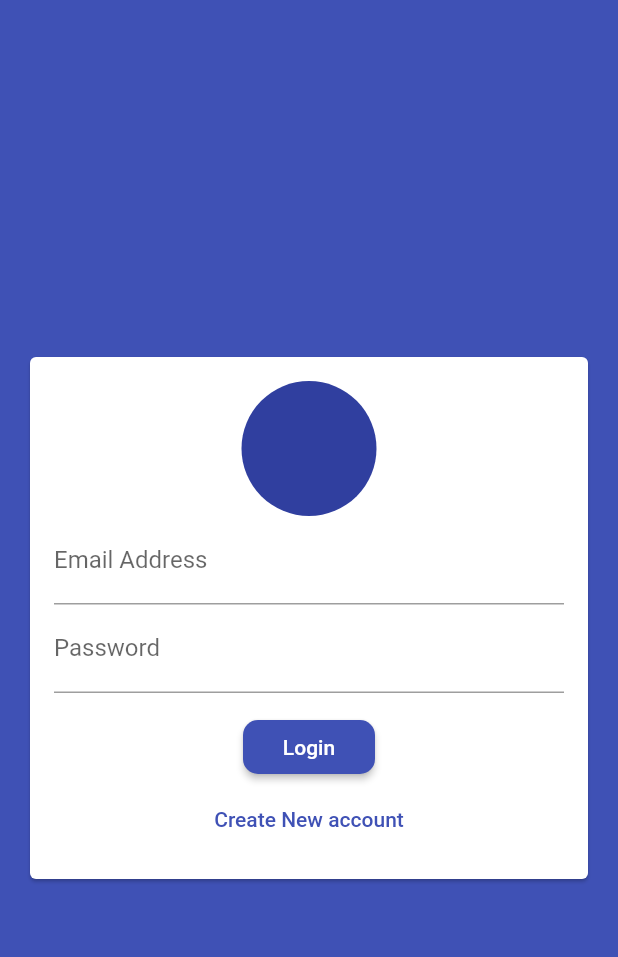
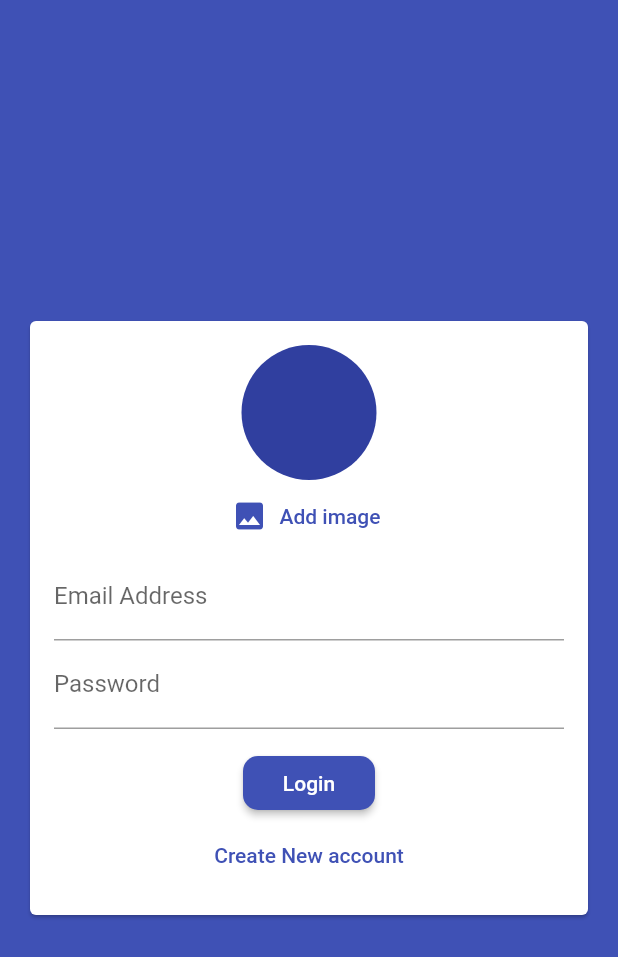
Before and after one commit to DhanushDivakar/chat-app, a Flutter app: the screen it shows after launch, on a phone screen of 412 x 824 dp. Shown: the top 957 px of the screen. Run offline on Flutter 3.47's test engine with Material 2 defaults, Android fonts, the phone set to English and light mode, and no system bars; our stand-ins replace cloud_firestore, firebase_auth, image_picker; accounts and stored records are empty.

Commit message:
image picker

```diff
--- a/lib/widgets/auth/auth_form.dart
+++ b/lib/widgets/auth/auth_form.dart
@@ -1,3 +1,4 @@
+import 'package:chat_app/widgets/picker/user_image_picker.dart';
 import 'package:flutter/material.dart';
 
 class AuthForm extends StatefulWidget {
@@ -57,7 +58,8 @@ class _AuthFormState extends State<AuthForm> {
                 mainAxisSize: MainAxisSize.min,
                 //this takes only space how much it needed
                 children: <Widget>[
-                  CircleAvatar(radius: 45,),
+                  UserImagePicker(),
+
                   TextFormField(
                     key: ValueKey('email'),
                     validator: (value) {
--- /dev/null
+++ b/lib/widgets/picker/user_image_picker.dart
@@ -0,0 +1,38 @@
+import 'dart:io';
+
+import 'package:flutter/material.dart';
+import 'package:image_picker/image_picker.dart';
+
+class UserImagePicker extends StatefulWidget {
+
+  @override
+  State<UserImagePicker> createState() => _UserImagePickerState();
+}
+
+class _UserImagePickerState extends State<UserImagePicker> {
+  File _pickedImage;
+  void _pickImage() async
+  {
+  final pickedImageFile = await ImagePicker.pickImage(source: ImageSource.camera);
+  setState(() {
+    _pickedImage = pickedImageFile;
+  });
+  }
+  @override
+  Widget build(BuildContext context) {
+    return Column(
+      children: [
+        CircleAvatar(
+          radius: 45,
+          backgroundImage:_pickedImage != null ?  FileImage(_pickedImage) : null,//this takes the file which holds the image and then create and load that image
+        ),
+        FlatButton.icon(
+          textColor: Theme.of(context).primaryColor,
+          onPressed: _pickImage,
+          icon: Icon(Icons.image),
+          label: Text('Add image'),
+        ),
+      ],
+    );
+  }
+}
--- a/pubspec.yaml
+++ b/pubspec.yaml
@@ -36,6 +36,7 @@ dependencies:
   cupertino_icons: ^1.0.2
   cloud_firestore: ^0.13.5
   firebase_auth: ^0.16.1
+  image_picker: ^0.6.5+3
 
 dev_dependencies:
   flutter_test:
```
Also changed, not shown: pubspec.lock.
